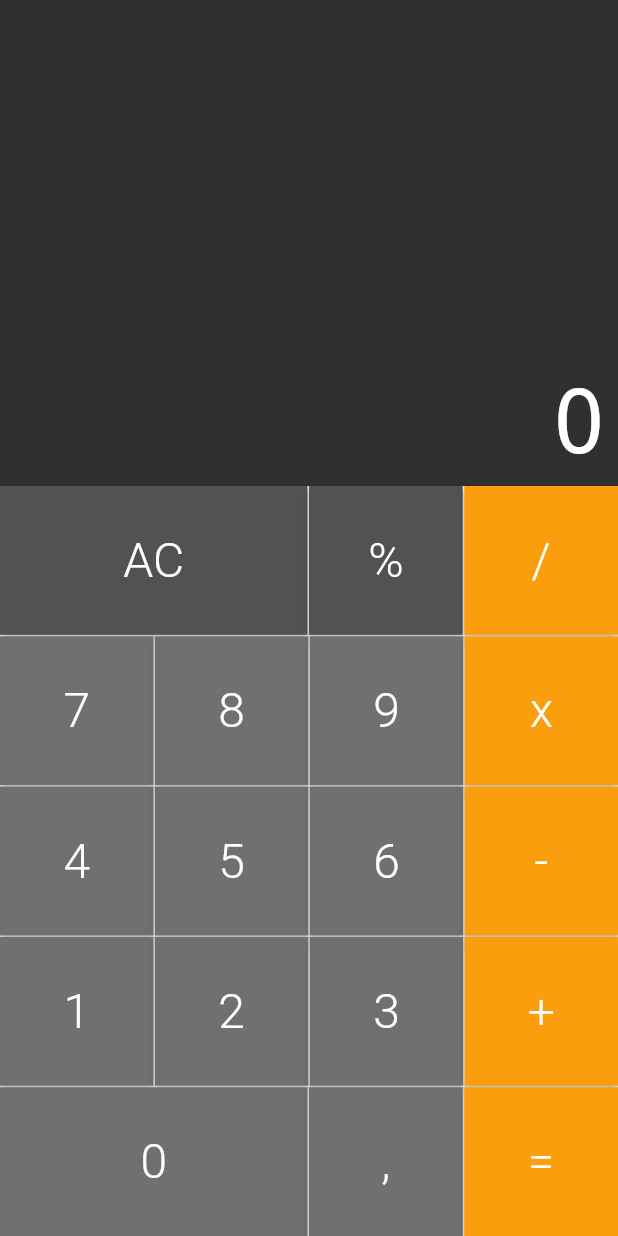
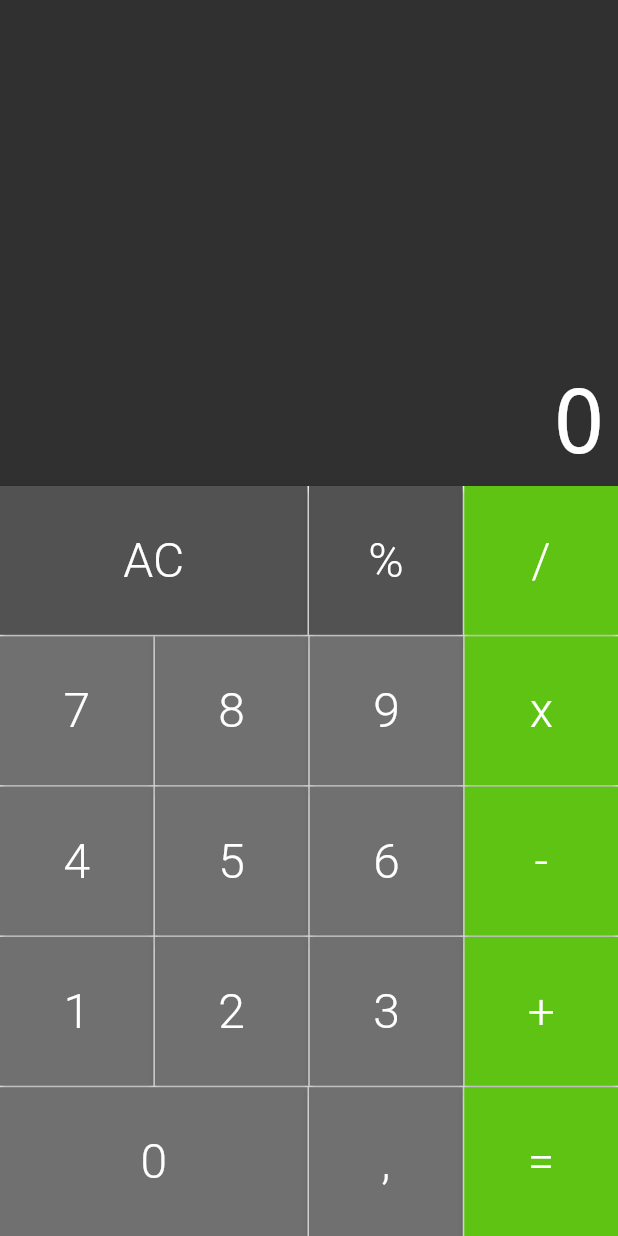
Before and after one commit to DricoCastro/calculator, a Flutter app: the screen it shows after launch, on a phone screen of 412 x 824 dp. Run offline on Flutter 3.47's test engine with Material 2 defaults, Android fonts, the phone set to English and light mode, and no system bars; drawn by our look-alikes of auto_size_text.

Commit message:
change name appp and color

```diff
--- a/lib/components/button.dart
+++ b/lib/components/button.dart
@@ -3,7 +3,7 @@ import 'package:flutter/material.dart';
 class Button extends StatelessWidget {
   static const colorDark = Color.fromRGBO(82, 82, 82, 1);
   static const colorDefault = Color.fromRGBO(112, 112, 112, 1);
-  static const colorOperation = Color.fromRGBO(250, 158, 13, 1);
+  static const colorOperation = Color.fromRGBO(95, 195, 20, 1);
 
   final String text;
   final bool big;
```
Also changed, not shown: 2 other files.
